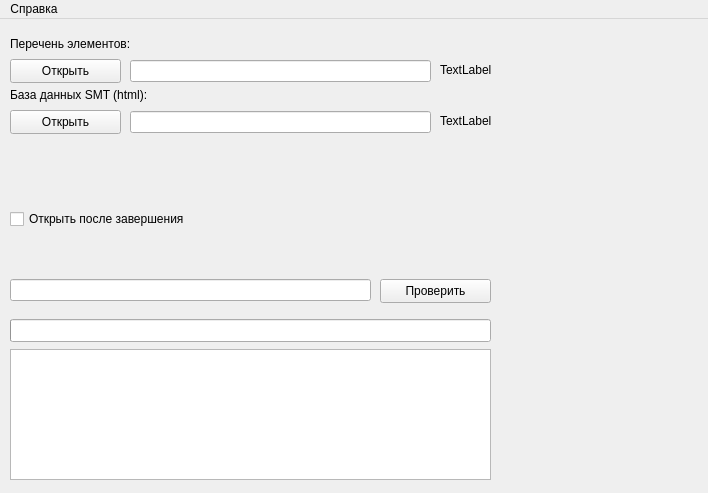
First picture: the form in form.ui, repository nekriS/searchBASE, before the edit.
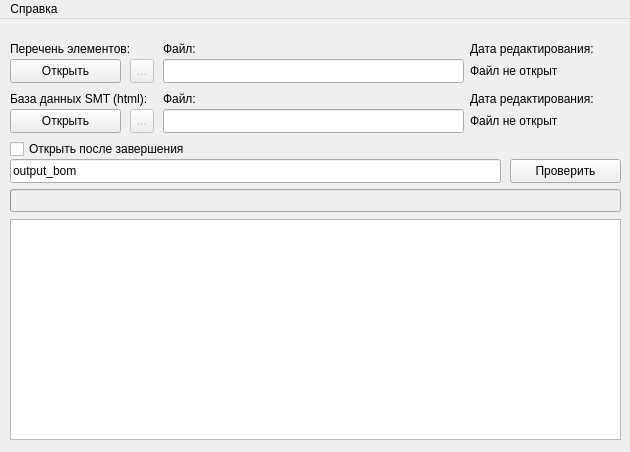
Second picture: the form after the edit.

```diff
--- a/form.ui
+++ b/form.ui
@@ -6,10 +6,28 @@
    <rect>
     <x>0</x>
     <y>0</y>
-    <width>708</width>
-    <height>493</height>
+    <width>630</width>
+    <height>452</height>
    </rect>
   </property>
+  <property name="sizePolicy">
+   <sizepolicy hsizetype="Fixed" vsizetype="Fixed">
+    <horstretch>0</horstretch>
+    <verstretch>0</verstretch>
+   </sizepolicy>
+  </property>
+  <property name="minimumSize">
+   <size>
+    <width>630</width>
+    <height>452</height>
+   </size>
+  </property>
+  <property name="maximumSize">
+   <size>
+    <width>630</width>
+    <height>452</height>
+   </size>
+  </property>
   <property name="windowTitle">
    <string>MainWindow</string>
   </property>
@@ -17,6 +35,24 @@
    <set>QMainWindow::AllowTabbedDocks|QMainWindow::AnimatedDocks</set>
   </property>
   <widget class="QWidget" name="centralwidget">
+   <property name="sizePolicy">
+    <sizepolicy hsizetype="Fixed" vsizetype="Fixed">
+     <horstretch>0</horstretch>
+     <verstretch>0</verstretch>
+    </sizepolicy>
+   </property>
+   <property name="minimumSize">
+    <size>
+     <width>630</width>
+     <height>430</height>
+    </size>
+   </property>
+   <property name="maximumSize">
+    <size>
+     <width>630</width>
+     <height>430</height>
+    </size>
+   </property>
    <widget class="QPushButton" name="pushButton">
     <property name="geometry">
      <rect>
@@ -33,10 +69,10 @@
    <widget class="QLineEdit" name="linePass1">
     <property name="geometry">
      <rect>
-      <x>130</x>
-      <y>41</y>
+      <x>163</x>
+      <y>40</y>
       <width>301</width>
-      <height>22</height>
+      <height>24</height>
      </rect>
     </property>
     <property name="readOnly">
@@ -46,23 +82,23 @@
    <widget class="QLabel" name="datePass1">
     <property name="geometry">
      <rect>
-      <x>440</x>
-      <y>41</y>
-      <width>131</width>
-      <height>20</height>
+      <x>470</x>
+      <y>40</y>
+      <width>150</width>
+      <height>24</height>
      </rect>
     </property>
     <property name="text">
-     <string>TextLabel</string>
+     <string>Файл не открыт</string>
     </property>
    </widget>
    <widget class="QLabel" name="label_2">
     <property name="geometry">
      <rect>
       <x>10</x>
-      <y>9</y>
-      <width>171</width>
-      <height>31</height>
+      <y>20</y>
+      <width>141</width>
+      <height>20</height>
      </rect>
     </property>
     <property name="text">
@@ -73,7 +109,7 @@
     <property name="geometry">
      <rect>
       <x>10</x>
-      <y>190</y>
+      <y>120</y>
       <width>211</width>
       <height>20</height>
      </rect>
@@ -83,11 +119,14 @@
     </property>
    </widget>
    <widget class="QProgressBar" name="progressBar">
+    <property name="enabled">
+     <bool>false</bool>
+    </property>
     <property name="geometry">
      <rect>
       <x>10</x>
-      <y>300</y>
-      <width>481</width>
+      <y>170</y>
+      <width>611</width>
       <height>23</height>
      </rect>
     </property>
@@ -111,9 +150,9 @@
     <property name="geometry">
      <rect>
       <x>10</x>
-      <y>330</y>
-      <width>481</width>
-      <height>131</height>
+      <y>200</y>
+      <width>611</width>
+      <height>221</height>
      </rect>
     </property>
     <property name="readOnly">
@@ -124,17 +163,20 @@
     <property name="geometry">
      <rect>
       <x>10</x>
-      <y>260</y>
-      <width>361</width>
-      <height>22</height>
+      <y>140</y>
+      <width>491</width>
+      <height>24</height>
      </rect>
     </property>
+    <property name="text">
+     <string>output_bom</string>
+    </property>
    </widget>
    <widget class="QPushButton" name="pushButton_2">
     <property name="geometry">
      <rect>
-      <x>380</x>
-      <y>260</y>
+      <x>510</x>
+      <y>140</y>
       <width>111</width>
       <height>24</height>
      </rect>
@@ -147,9 +189,9 @@
     <property name="geometry">
      <rect>
       <x>10</x>
-      <y>60</y>
-      <width>221</width>
-      <height>31</height>
+      <y>70</y>
+      <width>141</width>
+      <height>20</height>
      </rect>
     </property>
     <property name="text">
@@ -159,10 +201,10 @@
    <widget class="QLineEdit" name="linePass2">
     <property name="geometry">
      <rect>
-      <x>130</x>
-      <y>92</y>
+      <x>163</x>
+      <y>90</y>
       <width>301</width>
-      <height>22</height>
+      <height>24</height>
      </rect>
     </property>
     <property name="readOnly">
@@ -173,7 +215,7 @@
     <property name="geometry">
      <rect>
       <x>10</x>
-      <y>91</y>
+      <y>90</y>
       <width>111</width>
       <height>24</height>
      </rect>
@@ -185,14 +227,98 @@
    <widget class="QLabel" name="datePass2">
     <property name="geometry">
      <rect>
-      <x>440</x>
-      <y>92</y>
-      <width>131</width>
+      <x>470</x>
+      <y>90</y>
+      <width>150</width>
+      <height>24</height>
+     </rect>
+    </property>
+    <property name="text">
+     <string>Файл не открыт</string>
+    </property>
+   </widget>
+   <widget class="QToolButton" name="toolButton">
+    <property name="enabled">
+     <bool>false</bool>
+    </property>
+    <property name="geometry">
+     <rect>
+      <x>130</x>
+      <y>90</y>
+      <width>24</width>
+      <height>24</height>
+     </rect>
+    </property>
+    <property name="text">
+     <string>...</string>
+    </property>
+   </widget>
+   <widget class="QToolButton" name="toolButton_2">
+    <property name="enabled">
+     <bool>false</bool>
+    </property>
+    <property name="geometry">
+     <rect>
+      <x>130</x>
+      <y>40</y>
+      <width>24</width>
+      <height>24</height>
+     </rect>
+    </property>
+    <property name="text">
+     <string>...</string>
+    </property>
+   </widget>
+   <widget class="QLabel" name="label_4">
+    <property name="geometry">
+     <rect>
+      <x>163</x>
+      <y>20</y>
+      <width>171</width>
       <height>20</height>
      </rect>
     </property>
     <property name="text">
-     <string>TextLabel</string>
+     <string>Файл:</string>
+    </property>
+   </widget>
+   <widget class="QLabel" name="label_5">
+    <property name="geometry">
+     <rect>
+      <x>163</x>
+      <y>70</y>
+      <width>171</width>
+      <height>20</height>
+     </rect>
+    </property>
+    <property name="text">
+     <string>Файл:</string>
+    </property>
+   </widget>
+   <widget class="QLabel" name="label_6">
+    <property name="geometry">
+     <rect>
+      <x>470</x>
+      <y>20</y>
+      <width>141</width>
+      <height>20</height>
+     </rect>
+    </property>
+    <property name="text">
+     <string>Дата редактирования:</string>
+    </property>
+   </widget>
+   <widget class="QLabel" name="label_7">
+    <property name="geometry">
+     <rect>
+      <x>470</x>
+      <y>70</y>
+      <width>141</width>
+      <height>20</height>
+     </rect>
+    </property>
+    <property name="text">
+     <string>Дата редактирования:</string>
     </property>
    </widget>
   </widget>
@@ -201,7 +327,7 @@
     <rect>
      <x>0</x>
      <y>0</y>
-     <width>708</width>
+     <width>630</width>
      <height>22</height>
     </rect>
    </property>
```
Left out of the diff: 6 changed lines with no effect on the pictures.
